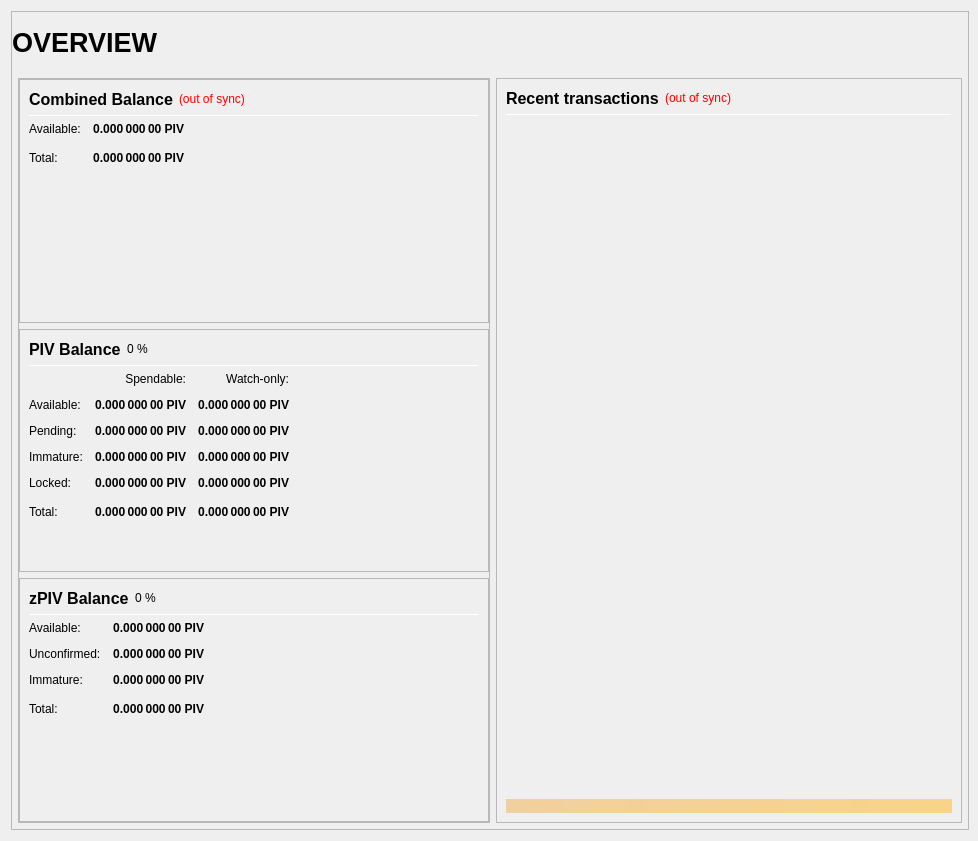
Old version of the form src/qt/forms/overviewpage.ui in the repository IgorShatalov/allcoin.
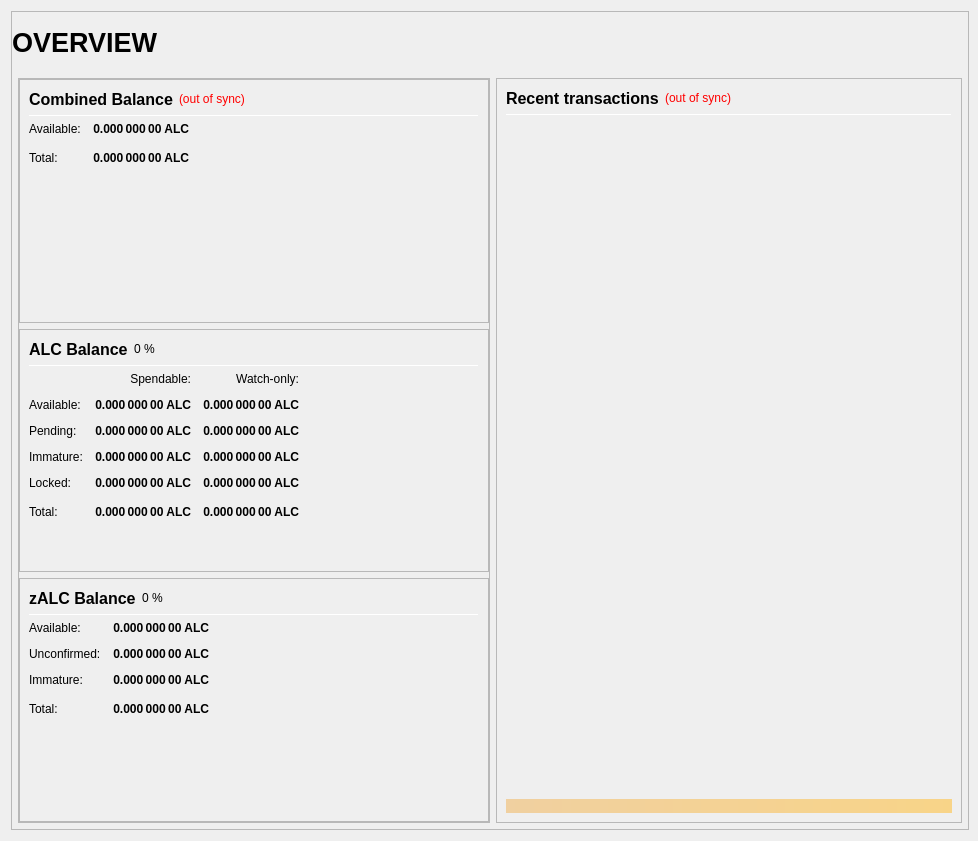
New version of the form.

What changed in the file:
```diff
--- a/src/qt/forms/overviewpage.ui
+++ b/src/qt/forms/overviewpage.ui
@@ -333,7 +333,7 @@
                           <string>Your current spendable balance</string>
                          </property>
                          <property name="text">
-                          <string notr="true">0.000 000 00 PIV</string>
+                          <string notr="true">0.000 000 00 ALC</string>
                          </property>
                          <property name="alignment">
                           <set>Qt::AlignRight|Qt::AlignTrailing|Qt::AlignVCenter</set>
@@ -365,7 +365,7 @@
                           <string>Total Balance, including all unavailable coins.</string>
                          </property>
                          <property name="text">
-                          <string notr="true">0.000 000 00 PIV</string>
+                          <string notr="true">0.000 000 00 ALC</string>
                          </property>
                          <property name="alignment">
                           <set>Qt::AlignRight|Qt::AlignTrailing|Qt::AlignVCenter</set>
@@ -433,7 +433,7 @@
                           </font>
                          </property>
                          <property name="text">
-                          <string>PIV Balance</string>
+                          <string>ALC Balance</string>
                          </property>
                         </widget>
                        </item>
@@ -525,7 +525,7 @@
                           <string>Your current spendable balance</string>
                          </property>
                          <property name="text">
-                          <string notr="true">0.000 000 00 PIV</string>
+                          <string notr="true">0.000 000 00 ALC</string>
                          </property>
                          <property name="alignment">
                           <set>Qt::AlignRight|Qt::AlignTrailing|Qt::AlignVCenter</set>
@@ -550,7 +550,7 @@
                           <string>Your current balance in watch-only addresses</string>
                          </property>
                          <property name="text">
-                          <string notr="true">0.000 000 00 PIV</string>
+                          <string notr="true">0.000 000 00 ALC</string>
                          </property>
                          <property name="alignment">
                           <set>Qt::AlignRight|Qt::AlignTrailing|Qt::AlignVCenter</set>
@@ -582,7 +582,7 @@
                           <string>Total of transactions that have yet to be confirmed, and do not yet count toward the spendable balance</string>
                          </property>
                          <property name="text">
-                          <string notr="true">0.000 000 00 PIV</string>
+                          <string notr="true">0.000 000 00 ALC</string>
                          </property>
                          <property name="alignment">
                           <set>Qt::AlignRight|Qt::AlignTrailing|Qt::AlignVCenter</set>
@@ -607,7 +607,7 @@
                           <string>Unconfirmed transactions to watch-only addresses</string>
                          </property>
                          <property name="text">
-                          <string notr="true">0.000 000 00 PIV</string>
+                          <string notr="true">0.000 000 00 ALC</string>
                          </property>
                          <property name="alignment">
                           <set>Qt::AlignRight|Qt::AlignTrailing|Qt::AlignVCenter</set>
@@ -639,7 +639,7 @@
                           <string>Staked or masternode rewards that has not yet matured</string>
                          </property>
                          <property name="text">
-                          <string notr="true">0.000 000 00 PIV</string>
+                          <string notr="true">0.000 000 00 ALC</string>
                          </property>
                          <property name="alignment">
                           <set>Qt::AlignRight|Qt::AlignTrailing|Qt::AlignVCenter</set>
@@ -664,7 +664,7 @@
                           <string>Staked or masternode rewards in watch-only addresses that has not yet matured</string>
                          </property>
                          <property name="text">
-                          <string notr="true">0.000 000 00 PIV</string>
+                          <string notr="true">0.000 000 00 ALC</string>
                          </property>
                          <property name="alignment">
                           <set>Qt::AlignRight|Qt::AlignTrailing|Qt::AlignVCenter</set>
@@ -699,7 +699,7 @@
                           <string>Locked PIV or Masternode collaterals. These are excluded from zPIV minting.</string>
                          </property>
                          <property name="text">
-                          <string notr="true">0.000 000 00 PIV</string>
+                          <string notr="true">0.000 000 00 ALC</string>
                          </property>
                          <property name="alignment">
                           <set>Qt::AlignRight|Qt::AlignTrailing|Qt::AlignVCenter</set>
@@ -724,7 +724,7 @@
                           <string>Current locked balance in watch-only addresses</string>
                          </property>
                          <property name="text">
-                          <string notr="true">0.000 000 00 PIV</string>
+                          <string notr="true">0.000 000 00 ALC</string>
                          </property>
                          <property name="alignment">
                           <set>Qt::AlignRight|Qt::AlignTrailing|Qt::AlignVCenter</set>
@@ -759,7 +759,7 @@
                           <string>Your current PIVX balance, unconfirmed and immature transactions included</string>
                          </property>
                          <property name="text">
-                          <string notr="true">0.000 000 00 PIV</string>
+                          <string notr="true">0.000 000 00 ALC</string>
                          </property>
                          <property name="alignment">
                           <set>Qt::AlignRight|Qt::AlignTrailing|Qt::AlignVCenter</set>
@@ -784,7 +784,7 @@
                           <string>Current total balance in watch-only addresses</string>
                          </property>
                          <property name="text">
-                          <string notr="true">0.000 000 00 PIV</string>
+                          <string notr="true">0.000 000 00 ALC</string>
                          </property>
                          <property name="alignment">
                           <set>Qt::AlignRight|Qt::AlignTrailing|Qt::AlignVCenter</set>
@@ -852,7 +852,7 @@
                           </font>
                          </property>
                          <property name="text">
-                          <string>zPIV Balance</string>
+                          <string>zALC Balance</string>
                          </property>
                         </widget>
                        </item>
@@ -926,7 +926,7 @@
 These zPIV are spendable.</string>
                          </property>
                          <property name="text">
-                          <string notr="true">0.000 000 00 PIV</string>
+                          <string notr="true">0.000 000 00 ALC</string>
                          </property>
                          <property name="alignment">
                           <set>Qt::AlignRight|Qt::AlignTrailing|Qt::AlignVCenter</set>
@@ -957,7 +957,7 @@
 Immature: confirmed, but less than 1 mint of the same denomination after it was minted</string>
                          </property>
                          <property name="text">
-                          <string notr="true">0.000 000 00 PIV</string>
+                          <string notr="true">0.000 000 00 ALC</string>
                          </property>
                          <property name="alignment">
                           <set>Qt::AlignRight|Qt::AlignTrailing|Qt::AlignVCenter</set>
@@ -988,7 +988,7 @@
 Immature: confirmed, but less than 1 mint of the same denomination after it was minted</string>
                          </property>
                          <property name="text">
-                          <string notr="true">0.000 000 00 PIV</string>
+                          <string notr="true">0.000 000 00 ALC</string>
                          </property>
                          <property name="alignment">
                           <set>Qt::AlignRight|Qt::AlignTrailing|Qt::AlignVCenter</set>
@@ -1020,7 +1020,7 @@
                           <string>Your current zPIV balance, unconfirmed and immature zPIV included.</string>
                          </property>
                          <property name="text">
-                          <string notr="true">0.000 000 00 PIV</string>
+                          <string notr="true">0.000 000 00 ALC</string>
                          </property>
                          <property name="alignment">
                           <set>Qt::AlignRight|Qt::AlignTrailing|Qt::AlignVCenter</set>
```
Left out of the diff: 24 changed lines with no effect on the pictures.
